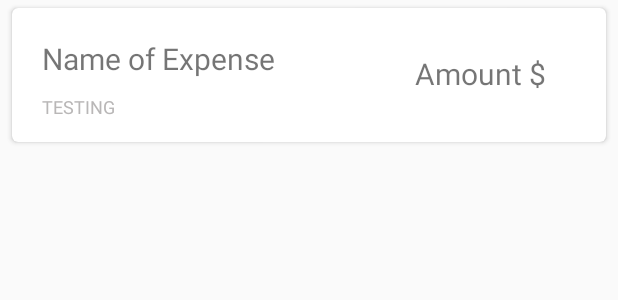
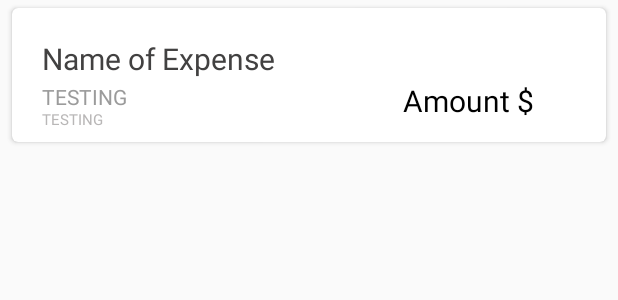
Before and after one commit to dbkwolf/SplitStack, an Android app: the layout expense_txt_item.xml on its own in the app's theme, with its tools: preview values and no code run, on a phone screen of 412 x 824 dp. Shown: the top 300 px of the screen. Run offline under Robolectric (Android 15) with nearby library versions, the phone set to English and light mode, and no system bars; Roboto replaces fonts that are not available here.

Commit message:
DELETE EXPENSES WITH SWIPE FUNCTION!!! OMG

```diff
--- a/app/src/main/java/com/example/splitstack/ExpenseItem.kt
+++ b/app/src/main/java/com/example/splitstack/ExpenseItem.kt
@@ -1,5 +1,5 @@
 package com.example.splitstack
 
-class ExpenseItem(val title: String, val amount: String, val participant: String) {
+class ExpenseItem(val title: String, val amount: String, val participant: String, val timestamp: String, val id: String) {
 
 }
--- a/app/src/main/res/layout/expense_pic_item.xml
+++ b/app/src/main/res/layout/expense_pic_item.xml
@@ -17,7 +17,7 @@
         app:layout_constraintTop_toTopOf="parent" />
 
     <TextView
-        android:id="@+id/textView2"
+        android:id="@+id/tv_expense_amount"
         android:layout_width="wrap_content"
         android:layout_height="wrap_content"
         android:layout_marginStart="8dp"
@@ -35,7 +35,7 @@
         android:layout_marginTop="8dp"
         android:layout_marginEnd="8dp"
         app:layout_constraintEnd_toEndOf="parent"
-        app:layout_constraintStart_toEndOf="@+id/textView2"
+        app:layout_constraintStart_toEndOf="@+id/tv_expense_amount"
         app:layout_constraintTop_toTopOf="parent"
         tools:srcCompat="@tools:sample/avatars[0]" />
 </android.support.constraint.ConstraintLayout>
--- a/app/src/main/res/layout/expense_txt_item.xml
+++ b/app/src/main/res/layout/expense_txt_item.xml
@@ -22,33 +22,35 @@
 
         <TextView
             android:id="@+id/textView"
-            android:layout_width="wrap_content"
-            android:layout_height="wrap_content"
+            android:layout_width="186dp"
+            android:layout_height="0dp"
             android:layout_marginStart="16dp"
             android:layout_marginTop="16dp"
             android:text="Name of Expense"
+            android:textColor="#424141"
             android:textAlignment="viewStart"
             android:textSize="20sp"
             app:layout_constraintStart_toStartOf="parent"
             app:layout_constraintTop_toTopOf="parent" />
 
         <TextView
-            android:id="@+id/textView2"
+            android:id="@+id/tv_expense_amount"
             android:layout_width="wrap_content"
             android:layout_height="wrap_content"
             android:layout_below="@+id/textView"
             android:layout_marginTop="8dp"
-            android:layout_marginEnd="32dp"
-            android:layout_marginBottom="28dp"
+            android:layout_marginEnd="40dp"
+            android:layout_marginBottom="8dp"
             android:layout_toEndOf="@+id/imageView"
             android:fontFamily="@font/ubuntu"
             android:text="Amount $"
             android:textAlignment="center"
+            android:textColor="@color/colorTextOnSecondary"
             android:textSize="20dp"
             app:layout_constraintBottom_toBottomOf="parent"
             app:layout_constraintEnd_toEndOf="parent"
             app:layout_constraintTop_toTopOf="parent"
-            app:layout_constraintVertical_bias="1.0" />
+            app:layout_constraintVertical_bias="0.948" />
 
         <TextView
             android:id="@+id/textView3"
@@ -56,18 +58,33 @@
             android:layout_height="wrap_content"
             android:layout_below="@+id/textView"
             android:layout_marginStart="16dp"
-            android:layout_toEndOf="@+id/imageView"
+
+            android:text="TESTING"
+            android:textAlignment="viewStart"
+            android:textColor="#9B9B9B"
+            android:textSize="14sp"
+            app:layout_constraintBottom_toBottomOf="parent"
+
+            app:layout_constraintStart_toStartOf="parent"
+            app:layout_constraintTop_toBottomOf="@+id/textView"
+            app:layout_constraintVertical_bias="0.111" />
+
+        <TextView
+            android:id="@+id/tv_timestamp"
+            android:layout_width="wrap_content"
+            android:layout_height="wrap_content"
+            android:layout_below="@+id/textView"
+            android:layout_marginStart="16dp"
+
             android:text="TESTING"
             android:textAlignment="viewStart"
             android:textColor="#B9B7B7"
-            android:textSize="12sp"
+            android:textSize="10sp"
             app:layout_constraintBottom_toBottomOf="parent"
-            app:layout_constraintEnd_toEndOf="parent"
 
-            app:layout_constraintHorizontal_bias="0.0"
             app:layout_constraintStart_toStartOf="parent"
             app:layout_constraintTop_toBottomOf="@+id/textView"
-            app:layout_constraintVertical_bias="0.454" />
+            app:layout_constraintVertical_bias="0.833" />
 
     </android.support.constraint.ConstraintLayout>
 
```
Also changed, not shown: app/src/main/java/com/example/splitstack/Adapter/ExpenseAdapter.java (+15 -1 lines), app/src/main/java/com/example/splitstack/Controllers/SwipeController.java (+169 -1 lines), app/src/main/java/com/example/splitstack/Controllers/SwipeControllerActions.java (added, +9 -0 lines), app/src/main/java/com/example/splitstack/EventActivity.java (+75 -17 lines).
